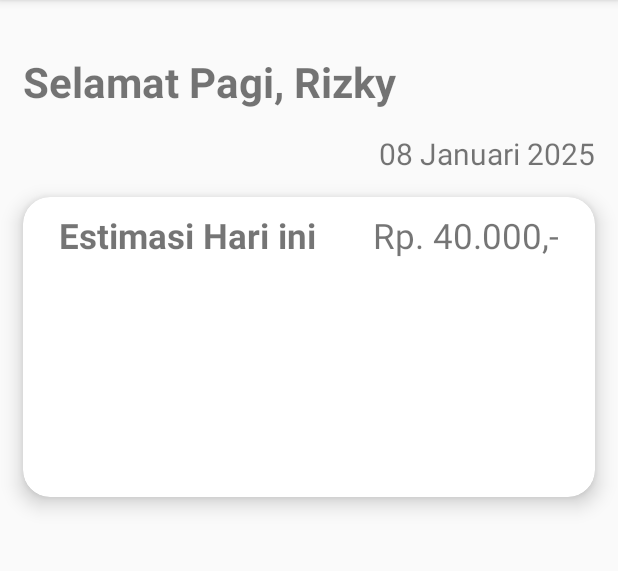
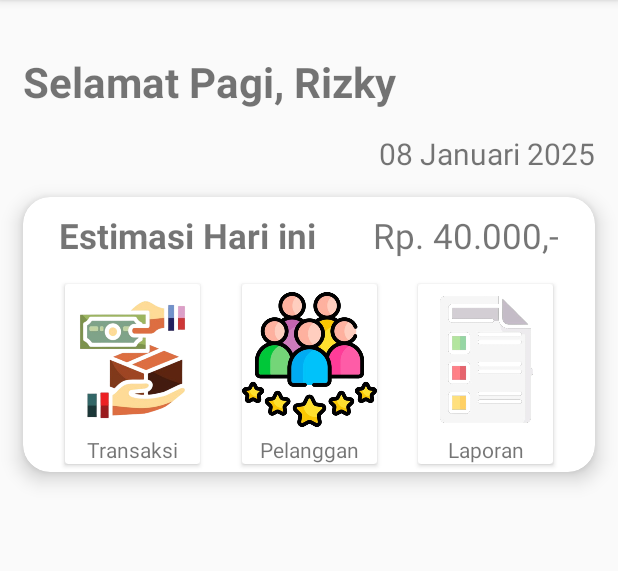
Before and after one commit to fitrianirizky/Laundry, an Android app built with Jetpack Compose: the screen it shows after launch (BerandaActivity), on a phone screen of 412 x 824 dp, the part 84-655 px from its top. Run offline under Robolectric (Android 15) with nearby library versions, the phone set to English and light mode, and no system bars.

Commit message:
Menambahkan beberapa menu dan icon

```diff
--- a/app/src/main/res/layout/activity_beranda.xml
+++ b/app/src/main/res/layout/activity_beranda.xml
@@ -8,7 +8,7 @@
     tools:context=".BerandaActivity">
 
     <TextView
-        android:id="@+id/tvsapa"
+        android:id="@+id/tvSapa"
         android:layout_width="match_parent"
         android:layout_height="wrap_content"
         android:text="Selamat Pagi, Rizky"
@@ -22,13 +22,13 @@
         android:textStyle="bold"/>
 
     <TextView
-        android:id="@+id/tvtanggal"
+        android:id="@+id/tvTanggal"
         android:layout_width="match_parent"
         android:layout_height="wrap_content"
         android:text="08 Januari 2025"
         android:textSize="20sp"
         app:layout_constraintStart_toStartOf="parent"
-        app:layout_constraintTop_toBottomOf="@id/tvsapa"
+        app:layout_constraintTop_toBottomOf="@id/tvSapa"
         app:layout_constraintEnd_toEndOf="parent"
         android:layout_marginStart="15dp"
         android:layout_marginTop="15dp"
@@ -37,22 +37,22 @@
 
     <androidx.cardview.widget.CardView
         android:layout_width="match_parent"
-        android:layout_height="200dp"
+        android:layout_height="wrap_content"
         android:layout_marginStart="15dp"
         android:layout_marginTop="15dp"
         android:layout_marginEnd="15dp"
         app:layout_constraintStart_toStartOf="parent"
-        app:layout_constraintTop_toBottomOf="@id/tvtanggal"
+        app:layout_constraintTop_toBottomOf="@id/tvTanggal"
         app:layout_constraintEnd_toEndOf="parent"
         app:cardCornerRadius="18dp"
         app:cardElevation="8dp">
 
         <androidx.constraintlayout.widget.ConstraintLayout
             android:layout_width="match_parent"
-            android:layout_height="50dp">
+            android:layout_height="wrap_content">
 
             <TextView
-                android:id="@+id/tvestimasi"
+                android:id="@+id/tvEstimasi"
                 android:layout_width="wrap_content"
                 android:layout_height="wrap_content"
                 android:text="Estimasi Hari ini"
@@ -64,10 +64,10 @@
                 android:layout_marginBottom="10dp"
                 app:layout_constraintStart_toStartOf="parent"
                 app:layout_constraintTop_toTopOf="parent"
-                app:layout_constraintEnd_toStartOf="@id/tvjumlahestimasi"/>
+                app:layout_constraintEnd_toStartOf="@id/tvRupiah"/>
 
             <TextView
-                android:id="@+id/tvjumlahestimasi"
+                android:id="@+id/tvRupiah"
                 android:layout_width="wrap_content"
                 android:layout_height="wrap_content"
                 android:text="Rp. 40.000,-"
@@ -76,20 +76,110 @@
                 android:layout_marginTop="10dp"
                 android:layout_marginEnd="13dp"
                 android:layout_marginBottom="10dp"
-                app:layout_constraintStart_toEndOf="@id/tvestimasi"
+                app:layout_constraintStart_toEndOf="@id/tvEstimasi"
                 app:layout_constraintTop_toTopOf="parent"
                 app:layout_constraintEnd_toEndOf="parent"/>
 
             <View
-                android:id="@+id/vgaris"
+                android:id="@+id/vGaris"
                 android:layout_width="match_parent"
                 android:layout_height="1dp"
                 android:layout_marginTop="10dp"
+                android:layout_marginBottom="10dp"
                 app:layout_constraintStart_toStartOf="parent"
-                app:layout_constraintTop_toBottomOf="@id/tvjumlahestimasi"
+                app:layout_constraintTop_toBottomOf="@id/tvRupiah"
                 app:layout_constraintEnd_toEndOf="parent"/>
 
+            <androidx.cardview.widget.CardView
+                android:id="@+id/cvTransaksi"
+                android:layout_width="wrap_content"
+                android:layout_height="wrap_content"
+                android:layout_marginStart="15dp"
+                android:layout_marginTop="5dp"
+                android:layout_marginBottom="5dp"
+                app:layout_constraintStart_toStartOf="parent"
+                app:layout_constraintTop_toBottomOf="@id/vGaris"
+                app:layout_constraintEnd_toStartOf="@id/cvPelanggan"
+                app:layout_constraintBottom_toBottomOf="parent">
+                <LinearLayout
+                    android:layout_width="90dp"
+                    android:layout_height="wrap_content"
+                    android:orientation="vertical"
+                    android:gravity="center">
+                    <ImageView
+                        android:layout_width="90dp"
+                        android:layout_height="90dp"
+                        android:src="@drawable/transaksi"
+                        android:layout_marginTop="5dp"/>
+                    <TextView
+                        android:layout_width="90dp"
+                        android:layout_height="wrap_content"
+                        android:text="Transaksi"
+                        android:textAlignment="center"
+                        android:layout_marginTop="5dp"/>
+                </LinearLayout>
+            </androidx.cardview.widget.CardView>
+
+            <androidx.cardview.widget.CardView
+                android:id="@+id/cvPelanggan"
+                android:layout_width="wrap_content"
+                android:layout_height="wrap_content"
+                android:layout_marginStart="15dp"
+                android:layout_marginTop="5dp"
+                android:layout_marginBottom="5dp"
+                app:layout_constraintStart_toEndOf="@id/cvTransaksi"
+                app:layout_constraintTop_toBottomOf="@id/vGaris"
+                app:layout_constraintEnd_toStartOf="@id/cvLaporan"
+                app:layout_constraintBottom_toBottomOf="parent">
+                <LinearLayout
+                    android:layout_width="90dp"
+                    android:layout_height="wrap_content"
+                    android:orientation="vertical"
+                    android:gravity="center">
+                    <ImageView
+                        android:layout_width="90dp"
+                        android:layout_height="90dp"
+                        android:src="@drawable/pelanggan"
+                        android:layout_marginTop="5dp"/>
+                    <TextView
+                        android:layout_width="90dp"
+                        android:layout_height="wrap_content"
+                        android:text="Pelanggan"
+                        android:textAlignment="center"
+                        android:layout_marginTop="5dp"/>
+                </LinearLayout>
+            </androidx.cardview.widget.CardView>
+
+            <androidx.cardview.widget.CardView
+                android:id="@+id/cvLaporan"
+                android:layout_width="wrap_content"
+                android:layout_height="wrap_content"
+                android:layout_marginStart="15dp"
+                android:layout_marginTop="5dp"
+                android:layout_marginBottom="5dp"
+                android:layout_marginEnd="15dp"
+                app:layout_constraintStart_toEndOf="@id/cvPelanggan"
+                app:layout_constraintTop_toBottomOf="@id/vGaris"
+                app:layout_constraintEnd_toEndOf="parent">
+                <LinearLayout
+                    android:layout_width="90dp"
+                    android:layout_height="wrap_content"
+                    android:orientation="vertical"
+                    android:gravity="center">
+                    <ImageView
+                        android:layout_width="90dp"
+                        android:layout_height="90dp"
+                        android:src="@drawable/laporan"
+                        android:layout_marginTop="5dp"/>
+                    <TextView
+                        android:layout_width="90dp"
+                        android:layout_height="wrap_content"
+                        android:text="Laporan"
+                        android:textAlignment="center"
+                        android:layout_marginTop="5dp"/>
+                </LinearLayout>
+            </androidx.cardview.widget.CardView>
         </androidx.constraintlayout.widget.ConstraintLayout>
+    </androidx.cardview.widget.CardView>
 
-    </androidx.cardview.widget.CardView>
 </androidx.constraintlayout.widget.ConstraintLayout>
```
Also changed, not shown: app/src/main/res/drawable/laporan.png (added), app/src/main/res/drawable/pelanggan.png (added), app/src/main/res/drawable/transaksi.png (added).
